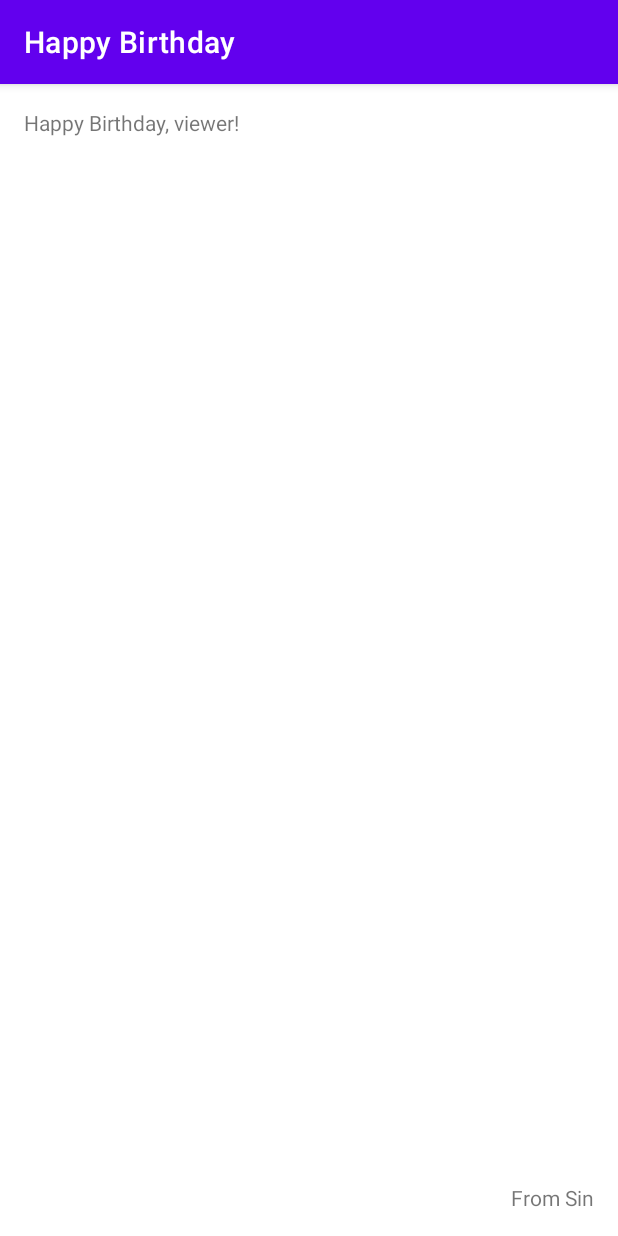
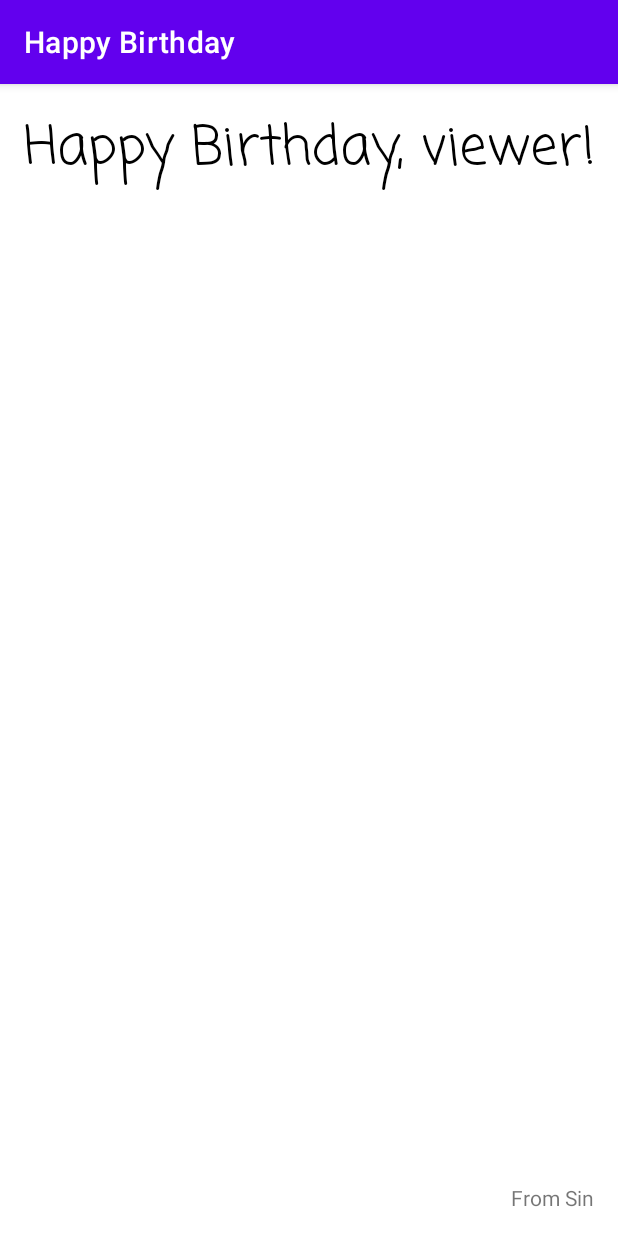
Before and after one commit to HemantSachdeva/HappyBirthday, an Android app: the screen it shows after launch (MainActivity), on a phone screen of 412 x 824 dp. Run offline under Robolectric (Android 15) with nearby library versions, the phone set to English and light mode, and no system bars.

Commit message:
Setting up textAppearance
 * textSize: 36sp
 * fontFamily: casual
 * textColor: black

Signed-off-by: Hemant Sachdeva <hemant.evolver@gmail.com>

```diff
--- a/app/src/main/res/layout/activity_main.xml
+++ b/app/src/main/res/layout/activity_main.xml
@@ -13,6 +13,9 @@
         android:layout_marginStart="16dp"
         android:layout_marginTop="16dp"
         android:text="@string/birthday_greet"
+        android:textSize="36sp"
+        android:fontFamily="casual"
+        android:textColor="@color/black"
         app:layout_constraintStart_toStartOf="parent"
         app:layout_constraintTop_toTopOf="parent" />
 
```
